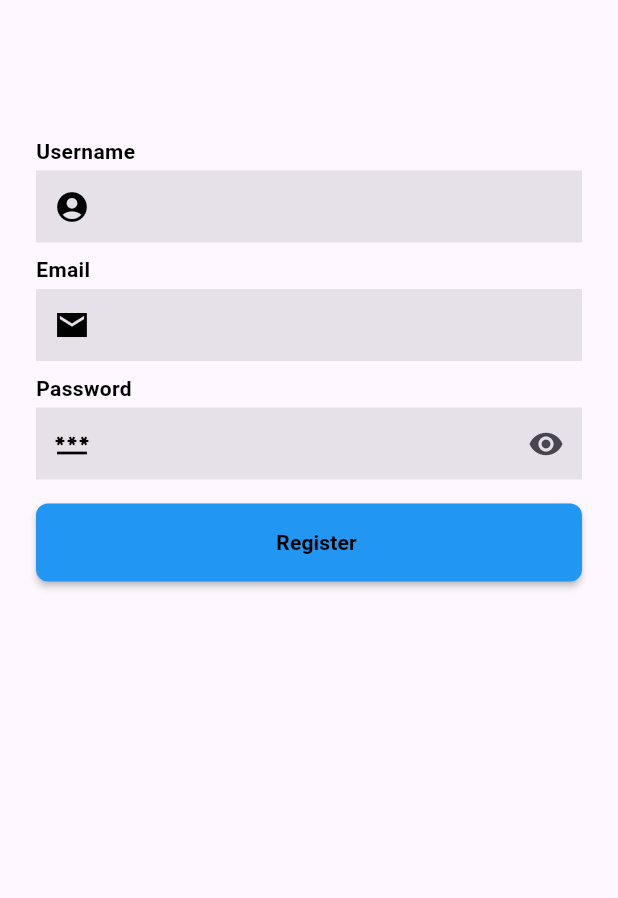
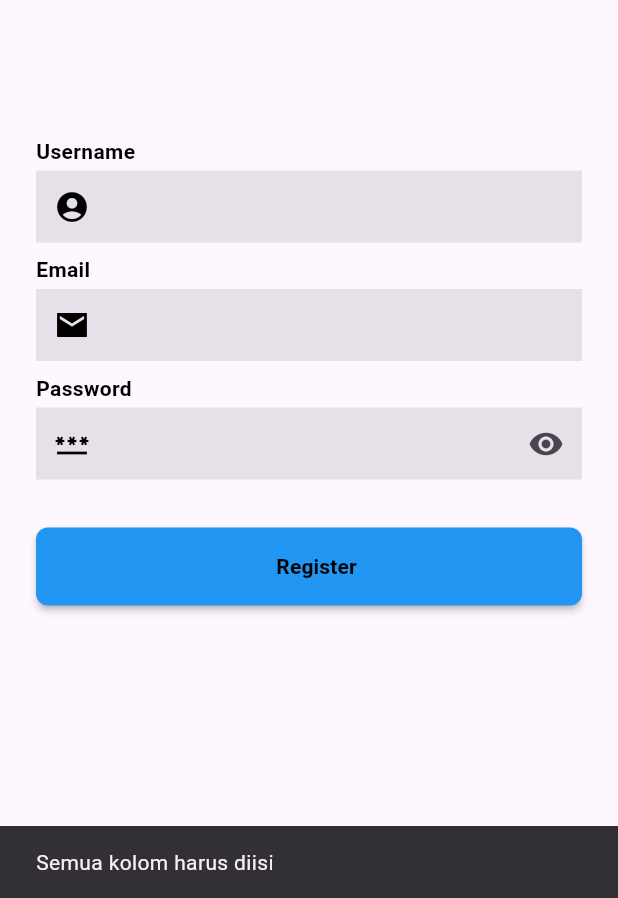
Before and after one commit to pYanuar/vkool-ecommerce-test, a Flutter app: the ResgisterScreen screen opened directly, after a tap on "Register", on a phone screen of 412 x 824 dp, the part 338-1236 px from its top. Run offline on Flutter 3.47's test engine with Material 3 defaults, Android fonts, the phone set to English and light mode, and no system bars; our stand-ins replace cloud_firestore, firebase_auth, firebase_core, shared_preferences; accounts and stored records are empty.

Commit message:
register authentikasi dan store data user

```diff
--- a/lib/Login/resgister_screen.dart
+++ b/lib/Login/resgister_screen.dart
@@ -1,3 +1,6 @@
+import 'package:cloud_firestore/cloud_firestore.dart';
+import 'package:firebase_auth/firebase_auth.dart';
+import 'package:firebase_core/firebase_core.dart';
 import 'package:flutter/material.dart';
 
 class ResgisterScreen extends StatefulWidget {
@@ -8,21 +11,89 @@ class ResgisterScreen extends StatefulWidget {
 }
 
 class _ResgisterScreenState extends State<ResgisterScreen> {
-  bool isLoading = false;
+  bool isFirebaseInitialized = false;
+
+  final _formKey = GlobalKey<FormState>();
+  bool _isLoading = false;
+  String _errorMessage = '';
+
+  final TextEditingController _usernameController = TextEditingController();
+  final TextEditingController _emailController = TextEditingController();
+  final TextEditingController _passwordController = TextEditingController();
+  final FirebaseAuth _auth = FirebaseAuth.instance;
+  final FirebaseFirestore _firestore = FirebaseFirestore.instance;
+
+  Future<void> _register() async {
+    String username = _usernameController.text.trim();
+    String email = _emailController.text.trim();
+    String password = _passwordController.text.trim();
+
+    // Validasi input
+    if (username.isEmpty || email.isEmpty || password.isEmpty) {
+      ScaffoldMessenger.of(context).showSnackBar(
+        SnackBar(content: Text("Semua kolom harus diisi")),
+      );
+      return;
+    }
+
+    try {
+      // Mendaftar akun menggunakan Firebase Authentication
+      UserCredential userCredential =
+          await _auth.createUserWithEmailAndPassword(
+        email: email,
+        password: password,
+      );
+
+      // Menyimpan data username di Firestore
+      await _firestore.collection('users').doc(userCredential.user?.uid).set({
+        'username': username,
+        'email': email,
+        'createdAt': Timestamp.now(),
+      });
+
+      // Berhasil mendaftar
+      ScaffoldMessenger.of(context).showSnackBar(
+        SnackBar(
+            content:
+                Text("Akun berhasil dibuat: ${userCredential.user?.email}")),
+      );
+    } on FirebaseAuthException catch (e) {
+      // Menangani error saat pendaftaran
+      ScaffoldMessenger.of(context).showSnackBar(
+        SnackBar(content: Text("Pendaftaran gagal: ${e.message}")),
+      );
+    }
+  }
 
   @override
   void initState() {
     super.initState();
+    _initializeFirebase();
+  }
+
+  Future<void> _initializeFirebase() async {
+    try {
+      await Firebase.initializeApp();
+      setState(() {
+        isFirebaseInitialized = true;
+      });
+    } catch (e) {
+      print("Error initializing Firebase: $e");
+      setState(() {
+        isFirebaseInitialized = false;
+      });
+    }
   }
 
   @override
   Widget build(BuildContext context) {
     Size size = MediaQuery.of(context).size;
+
     return Scaffold(
       resizeToAvoidBottomInset:
           true, // Menyesuaikan dengan ukuran layar ketika keyboard muncul
       body: SingleChildScrollView(
-        child: isLoading
+        child: _isLoading
             ? Container(
                 child: Column(
                 mainAxisAlignment: MainAxisAlignment.center,
@@ -59,6 +130,8 @@ class _ResgisterScreenState extends State<ResgisterScreen> {
                       crossAxisAlignment: CrossAxisAlignment.stretch,
                       children: [
                         SizedBox(height: 16.0),
+
+                        // Username Field
                         Text(
                           "Username",
                           textAlign: TextAlign.left,
@@ -69,6 +142,7 @@ class _ResgisterScreenState extends State<ResgisterScreen> {
                         ),
                         SizedBox(height: 3.0),
                         TextFormField(
+                          controller: _usernameController,
                           decoration: InputDecoration(
                             filled: true,
                             prefixIcon: Padding(
@@ -82,8 +156,16 @@ class _ResgisterScreenState extends State<ResgisterScreen> {
                             contentPadding: EdgeInsets.symmetric(
                                 vertical: 12.0, horizontal: 8.0),
                           ),
+                          validator: (value) {
+                            if (value == null || value.isEmpty) {
+                              return 'Username tidak boleh kosong';
+                            }
+                            return null;
+                          },
                         ),
                         SizedBox(height: 8.0),
+
+                        // Email Field
                         Text(
                           "Email",
                           textAlign: TextAlign.left,
@@ -94,6 +176,7 @@ class _ResgisterScreenState extends State<ResgisterScreen> {
                         ),
                         SizedBox(height: 3.0),
                         TextFormField(
+                          controller: _emailController,
                           decoration: InputDecoration(
                             filled: true,
                             prefixIcon: Padding(
@@ -107,9 +190,20 @@ class _ResgisterScreenState extends State<ResgisterScreen> {
                             contentPadding: EdgeInsets.symmetric(
                                 vertical: 12.0, horizontal: 8.0),
                           ),
-                          obscureText: true,
+                          validator: (value) {
+                            if (value == null || value.isEmpty) {
+                              return 'Email tidak boleh kosong';
+                            }
+                            if (!RegExp(r'^[^@]+@[^@]+\.[^@]+')
+                                .hasMatch(value)) {
+                              return 'Email tidak valid';
+                            }
+                            return null;
+                          },
                         ),
                         SizedBox(height: 8.0),
+
+                        // Password Field
                         Text(
                           "Password",
                           textAlign: TextAlign.left,
@@ -120,6 +214,7 @@ class _ResgisterScreenState extends State<ResgisterScreen> {
                         ),
                         SizedBox(height: 3.0),
                         TextFormField(
+                          controller: _passwordController,
                           decoration: InputDecoration(
                             filled: true,
                             prefixIcon: Padding(
@@ -135,12 +230,29 @@ class _ResgisterScreenState extends State<ResgisterScreen> {
                             suffixIcon: Icon(Icons.visibility),
                           ),
                           obscureText: true,
+                          validator: (value) {
+                            if (value == null || value.isEmpty) {
+                              return 'Password tidak boleh kosong';
+                            }
+                            if (value.length < 6) {
+                              return 'Password harus lebih dari 6 karakter';
+                            }
+                            return null;
+                          },
                         ),
                         SizedBox(height: 16.0),
+
+                        // Error Message
+                        if (_errorMessage.isNotEmpty)
+                          Text(
+                            _errorMessage,
+                            style: TextStyle(color: Colors.red),
+                          ),
+                        SizedBox(height: 16.0),
+
+                        // Submit Button
                         ElevatedButton(
-                          onPressed: () {
-                            // Tindakan saat tombol ditekan
-                          },
+                          onPressed: _register,
                           style: ElevatedButton.styleFrom(
                             backgroundColor: Colors.blue,
                             shape: RoundedRectangleBorder(
@@ -150,7 +262,11 @@ class _ResgisterScreenState extends State<ResgisterScreen> {
                             padding: EdgeInsets.symmetric(
                                 vertical: 16.0, horizontal: 24.0),
                           ),
-                          child: Row(
+                          child: _isLoading
+                              ? CircularProgressIndicator(
+                                  color: Colors.white,
+                                )
+                              : Row(
                                   mainAxisAlignment: MainAxisAlignment.center,
                                   children: [
                                     SizedBox(width: 10),
```
Also changed, not shown: 2 other files. Lines whose indentation alone changed are shown as unchanged.
